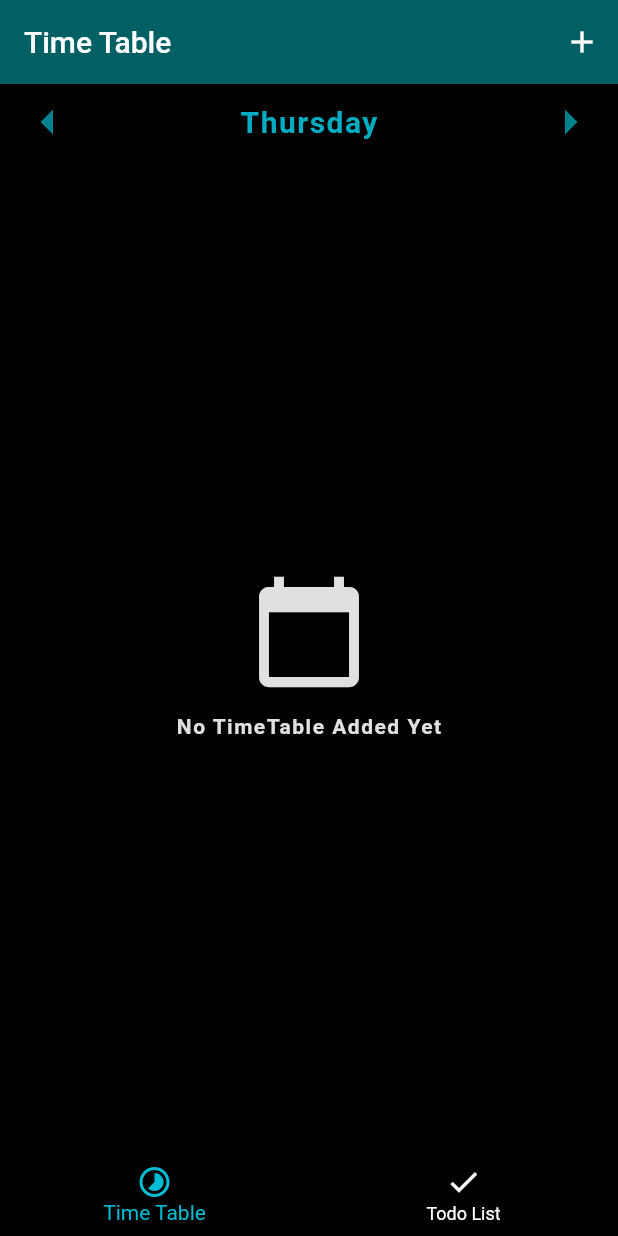
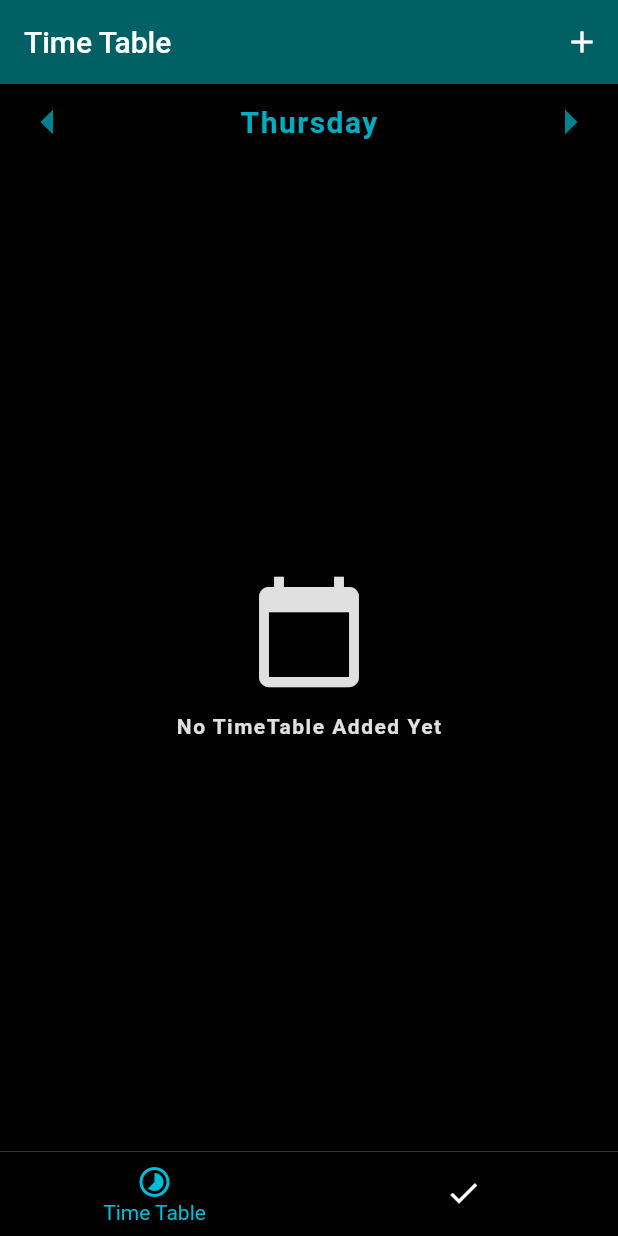
Before and after one commit to Senpaix69/Never_Lost, a Flutter app: the screen it shows after launch, on a phone screen of 412 x 824 dp. Run offline on Flutter 3.47's test engine with Material 2 defaults, Android fonts, the phone set to English and light mode, and no system bars; our stand-ins replace sqflite; missing offline and left inert: flutter_material_pickers; accounts and stored records are empty.

Commit message:
bugs fixed

```diff
--- a/lib/pages/main_home.dart
+++ b/lib/pages/main_home.dart
@@ -40,7 +40,17 @@ class _MyHomePageState extends State<MyHomePage> {
         onPageChanged: _onPageChanged,
         children: _pages,
       ),
-      bottomNavigationBar: BottomNavigationBar(
+      bottomNavigationBar: Container(
+        decoration: BoxDecoration(
+          border: Border(
+            top: BorderSide(
+              color: Colors.grey.withOpacity(1),
+              width: 0.1,
+            ),
+          ),
+        ),
+        child: BottomNavigationBar(
+          showUnselectedLabels: false,
           fixedColor: Colors.cyan,
           unselectedItemColor: Colors.white,
           backgroundColor: Colors.black,
@@ -66,6 +76,7 @@ class _MyHomePageState extends State<MyHomePage> {
             });
           },
         ),
+      ),
     );
   }
 }
--- a/lib/widgets/timetable_box.dart
+++ b/lib/widgets/timetable_box.dart
@@ -145,9 +145,8 @@ class _TimeTableBoxState extends State<TimeTableBox> {
                 "$text: $detail",
                 style: const TextStyle(
                   color: Colors.white,
-                  fontSize: 12.0,
+                  fontSize: 13.0,
                   fontWeight: FontWeight.bold,
-                  fontStyle: FontStyle.italic,
                 ),
               ),
               const SizedBox(
```
Lines whose indentation alone changed are shown as unchanged.
